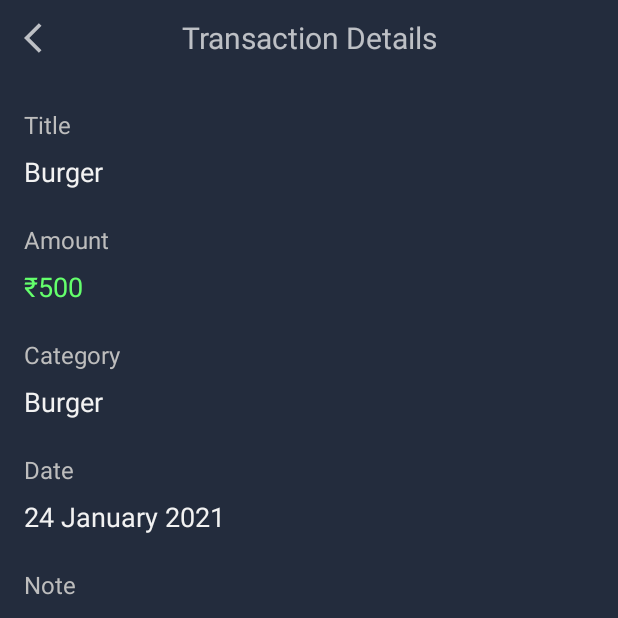
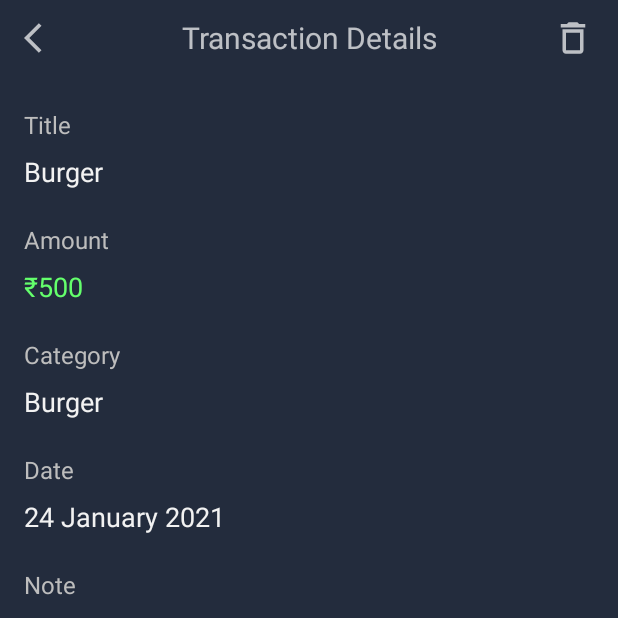
Before and after one commit to rishavchanda/Buckoid-Android-App, an Android app: the fragment TransactionDetails placed in its activity, on a phone screen of 412 x 824 dp, the top half of it. Run offline under Robolectric (Android 15) with nearby library versions, the phone set to English and light mode, and no system bars; our stand-ins replace Room's generated code; libraries missing offline, so code that uses them is left out: org.eazegraph.lib; 15 statements that could not run were skipped.

Commit message:
added delete transactions

```diff
--- a/app/src/main/java/com/example/trackback/fragments/Dashboard.kt
+++ b/app/src/main/java/com/example/trackback/fragments/Dashboard.kt
@@ -6,6 +6,7 @@ import android.os.Bundle
 import android.view.LayoutInflater
 import android.view.View
 import android.view.ViewGroup
+import android.widget.SearchView
 import androidx.core.content.ContextCompat
 import androidx.fragment.app.Fragment
 import androidx.fragment.app.viewModels
@@ -22,6 +23,7 @@ import org.eazegraph.lib.models.PieModel
 
 class Dashboard : Fragment() {
 
+    lateinit var binding:FragmentDashboardBinding
     private val viewModel: TransactionViewModel by viewModels()
     private var totalExpense = 0.0
     private var totalGoal = 5000.0f
@@ -37,18 +39,35 @@ class Dashboard : Fragment() {
         savedInstanceState: Bundle?
     ): View {
         // Inflate the layout for this fragment
-        val binding = FragmentDashboardBinding.inflate(inflater, container, false)
+        binding = FragmentDashboardBinding.inflate(inflater, container, false)
         val bottomNav: BottomNavigationView = requireActivity().findViewById(R.id.bottomNavigation)
         bottomNav.visibility = View.VISIBLE
-        getData(binding)
+        getData()
 
+       // setSearch()
         val arg = DashboardDirections.actionDashboard2ToAddTransaction(Transaction(null,"","",0.0,"",""),false)
         binding.addNew.setOnClickListener{Navigation.findNavController(binding.root).navigate(arg)}
         return binding.root
     }
 
+    private fun setSearch() {
+        val search = binding.search as SearchView
+        search.queryHint = "Search here.."
+        search.setOnQueryTextListener(object : SearchView.OnQueryTextListener{
+            override fun onQueryTextSubmit(query: String?): Boolean {
+                return false
+            }
+
+            override fun onQueryTextChange(newText: String?): Boolean {
+                //TransactionFiltering(newText)
+                return true
+            }
+
+        })
+    }
+
     @SuppressLint("SetTextI18n")
-    private fun getData(binding: FragmentDashboardBinding) {
+    private fun getData() {
         totalExpense = 0.0
         totalGoal = 5000.0f
         totalFood = 0.0f
@@ -94,12 +113,12 @@ class Dashboard : Fragment() {
             }else{
                 binding.indicator.setImageResource(R.drawable.ic_positive_amount)
             }
-            showPiChart(binding)
+            showPiChart()
         })
 
     }
 
-    private fun showPiChart(binding: FragmentDashboardBinding) {
+    private fun showPiChart() {
         val mPieChart = binding.piechart
 
         mPieChart.addPieSlice(PieModel("Food", totalFood, ContextCompat.getColor(requireContext(), R.color.yellow)))
--- /dev/null
+++ b/app/src/main/res/drawable/bottom_dialog.xml
@@ -0,0 +1,12 @@
+<?xml version="1.0" encoding="utf-8"?>
+<shape android:shape="rectangle" xmlns:android="http://schemas.android.com/apk/res/android">
+
+
+    <corners
+        android:topRightRadius="14dp"
+        android:topLeftRadius="14dp"
+        />
+    <solid
+        android:color="@color/background"
+        />
+</shape>
--- /dev/null
+++ b/app/src/main/res/drawable/ic_baseline_delete_outline_24.xml
@@ -0,0 +1,10 @@
+<vector xmlns:android="http://schemas.android.com/apk/res/android"
+    android:width="24dp"
+    android:height="24dp"
+    android:viewportWidth="24"
+    android:viewportHeight="24"
+    android:tint="?attr/colorControlNormal">
+  <path
+      android:fillColor="@android:color/white"
+      android:pathData="M6,19c0,1.1 0.9,2 2,2h8c1.1,0 2,-0.9 2,-2L18,7L6,7v12zM8,9h8v10L8,19L8,9zM15.5,4l-1,-1h-5l-1,1L5,4v2h14L19,4z"/>
+</vector>
--- a/app/src/main/res/layout/fragment_transaction_details.xml
+++ b/app/src/main/res/layout/fragment_transaction_details.xml
@@ -31,6 +31,17 @@
             android:src="@drawable/ic_baseline_arrow_back_ios_24"
             app:layout_constraintBottom_toBottomOf="parent"
             app:layout_constraintStart_toStartOf="parent"
+            app:layout_constraintTop_toTopOf="parent" />
+
+        <ImageView
+            android:id="@+id/delete"
+            android:layout_width="28dp"
+            android:layout_height="28dp"
+            android:backgroundTint="#0000ffff"
+            android:src="@drawable/ic_baseline_delete_outline_24"
+            android:layout_marginEnd="16dp"
+            app:layout_constraintBottom_toBottomOf="parent"
+            app:layout_constraintEnd_toEndOf="parent"
             app:layout_constraintTop_toTopOf="parent" />
 
 
--- a/app/src/main/res/values/themes.xml
+++ b/app/src/main/res/values/themes.xml
@@ -20,5 +20,12 @@
         <item name="iconTint">@color/textSecondary</item>
     </style>
 
+    <style name="bottom_dialog" parent="Theme.Design.BottomSheetDialog">
+        <item name="bottomSheetStyle">@style/modal</item>
+    </style>
+
+    <style name="modal" parent="Widget.Design.BottomSheet.Modal">
+        <item name="android:background">@drawable/bottom_dialog</item>
+    </style>
 
 </resources>
```
Also changed, not shown: app/src/main/java/com/example/trackback/fragments/TransactionDetails.kt (+26 -0 lines), app/src/main/res/drawable/ic_baseline_search_24.xml (added, +10 -0 lines), app/src/main/res/layout/dialog_delete.xml (added, +63 -0 lines), app/src/main/res/layout/fragment_dashboard.xml (+12 -0 lines).
